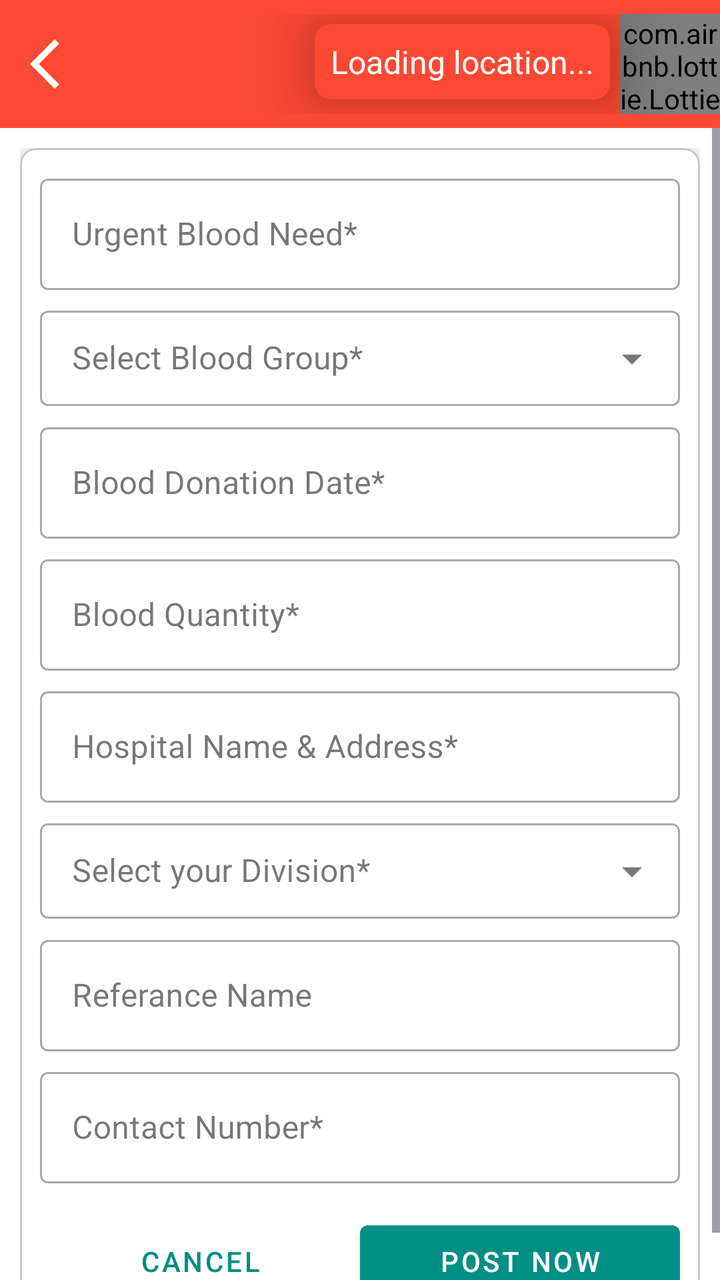
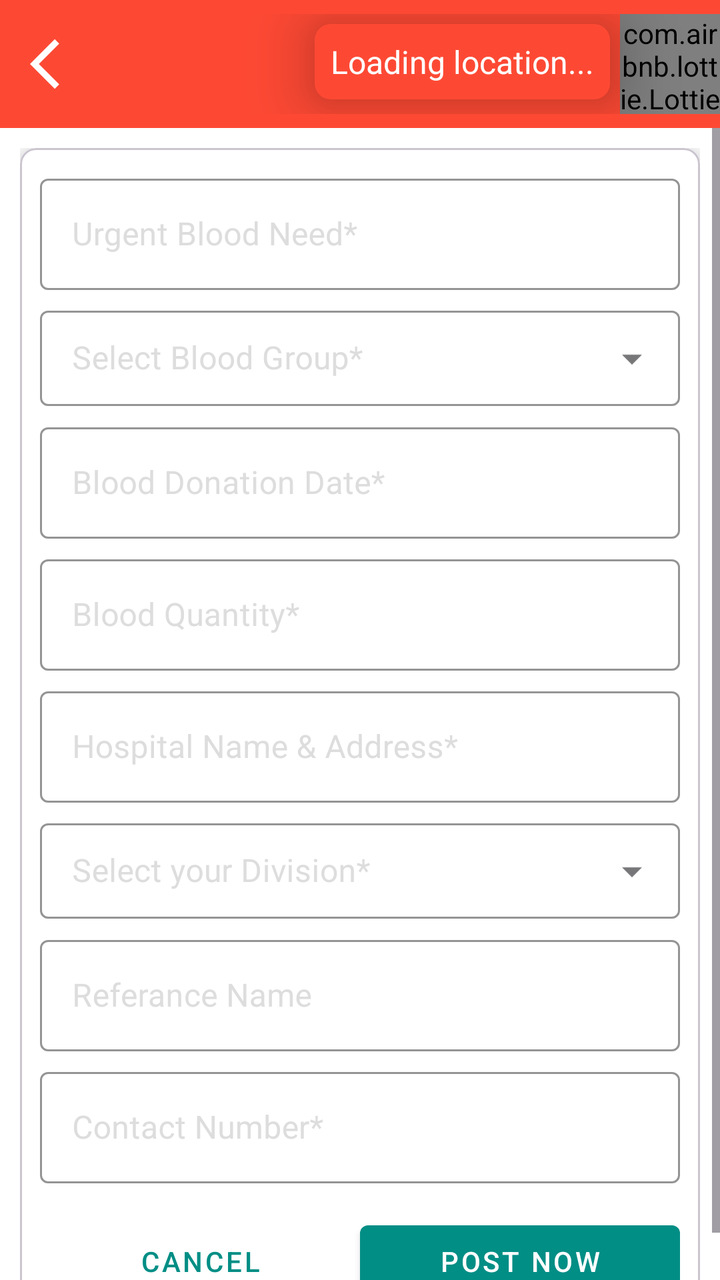

An Android layout rendered at two revisions. The XML below is the earlier revision; the diff shows what the commit changed to produce the second picture.
<!-- AndroidManifest.xml: application theme Theme.LifePluse -->
<!-- res/layout/activity_blood_need_post.xml -->
<?xml version="1.0" encoding="utf-8"?>
<RelativeLayout xmlns:android="http://schemas.android.com/apk/res/android"
    xmlns:app="http://schemas.android.com/apk/res-auto"
    xmlns:tools="http://schemas.android.com/tools"
    android:layout_width="match_parent"
    android:layout_height="match_parent"
    android:background="@color/white"
    tools:context=".activity.BloodNeed_Post">

    <LinearLayout
        android:id="@+id/locationtopLayout"
        style="@style/CustomCardViewStyle"
        android:layout_width="match_parent"
        android:layout_height="?attr/actionBarSize"
        android:layout_alignParentTop="true"
        android:background="@color/blood_splashbg"
        android:gravity="center"
        android:orientation="horizontal"
        android:weightSum="3">

        <ImageView
            android:id="@+id/button_back"
            android:layout_width="0dp"
            android:layout_height="30dp"
            android:layout_weight=".5"
            android:src="@drawable/baseline_arrow_back" />

        <LinearLayout
            android:id="@+id/locationLayout"
            android:layout_width="0dp"
            android:layout_height="wrap_content"
            android:layout_alignParentTop="true"
            android:layout_weight="2.5"
            android:gravity="right"
            android:orientation="horizontal">


            <TextView
                android:id="@+id/locationTextView"
                android:layout_width="wrap_content"
                android:layout_height="wrap_content"
                android:layout_marginStart="5dp"
                android:layout_marginTop="5dp"
                android:layout_marginEnd="5dp"
                android:layout_marginBottom="5dp"
                android:background="@drawable/location_background"
                android:elevation="20sp"
                android:gravity="center"
                android:padding="8dp"
                android:text="Loading location..."
                android:textColor="@android:color/white"
                android:textSize="16sp" />

            <com.airbnb.lottie.LottieAnimationView
                android:id="@+id/animationView"
                android:layout_width="50dp"
                android:layout_height="50dp"
                app:lottie_autoPlay="true"
                app:lottie_loop="true"
                app:lottie_rawRes="@raw/current_location" />
        </LinearLayout>


    </LinearLayout>


    <ScrollView
        android:layout_width="match_parent"
        android:layout_height="wrap_content"
        android:layout_below="@id/locationtopLayout">


        <LinearLayout
            android:layout_width="match_parent"
            android:layout_height="match_parent"
            android:layout_margin="10dp"
            android:orientation="vertical">

            
            <com.google.android.material.card.MaterialCardView
                android:layout_width="match_parent"
                android:layout_height="wrap_content"
                app:cardBackgroundColor="@color/white"
                app:cardCornerRadius="8dp"
                app:cardElevation="10dp">

                <LinearLayout
                    android:layout_width="match_parent"
                    android:layout_height="wrap_content"
                    android:orientation="vertical"
                    android:padding="10dp">

                    
                    <com.google.android.material.textfield.TextInputLayout
                        style="@style/Widget.MaterialComponents.TextInputLayout.OutlinedBox"
                        android:layout_width="match_parent"
                        android:layout_height="wrap_content"
                        android:layout_marginBottom="5dp"
                        android:hint="@string/title">

                        <com.google.android.material.textfield.TextInputEditText
                            android:id="@+id/bloodNeedTextInputLayout"
                            android:layout_width="match_parent"
                            android:layout_height="wrap_content"
                            android:inputType="text" />
                    </com.google.android.material.textfield.TextInputLayout>

                    <com.google.android.material.textfield.TextInputLayout
                        style="@style/Widget.MaterialComponents.TextInputLayout.OutlinedBox.Dense.ExposedDropdownMenu"
                        android:layout_width="match_parent"
                        android:layout_height="wrap_content"
                        android:layout_marginBottom="5dp"
                        android:hint="@string/bloodType">


                        <AutoCompleteTextView
                            android:id="@+id/selectbloodType"
                            android:layout_width="match_parent"
                            android:layout_height="wrap_content"
                            android:inputType="none">


                        </AutoCompleteTextView>


                    </com.google.android.material.textfield.TextInputLayout>


                    <com.google.android.material.textfield.TextInputLayout
                        style="@style/Widget.MaterialComponents.TextInputLayout.OutlinedBox"
                        android:layout_width="match_parent"
                        android:layout_height="wrap_content"
                        android:layout_marginBottom="5dp"
                        android:hint="@string/date">

                        <com.google.android.material.textfield.TextInputEditText
                            android:id="@+id/dateTextInputLayout"
                            android:layout_width="match_parent"
                            android:layout_height="wrap_content"
                            android:focusable="false"
                            android:inputType="date" />
                    </com.google.android.material.textfield.TextInputLayout>

                    
                    <com.google.android.material.textfield.TextInputLayout
                        style="@style/Widget.MaterialComponents.TextInputLayout.OutlinedBox"
                        android:layout_width="match_parent"
                        android:layout_height="wrap_content"
                        android:layout_marginBottom="5dp"
                        android:hint="@string/quantity">

                        <com.google.android.material.textfield.TextInputEditText
                            android:id="@+id/bloodqtyId"
                            android:layout_width="match_parent"
                            android:layout_height="wrap_content"
                            android:inputType="number" />
                    </com.google.android.material.textfield.TextInputLayout>

                    
                    <com.google.android.material.textfield.TextInputLayout
                        style="@style/Widget.MaterialComponents.TextInputLayout.OutlinedBox"
                        android:layout_width="match_parent"
                        android:layout_height="wrap_content"
                        android:layout_marginBottom="5dp"
                        android:hint="@string/hospitalname">

                        <com.google.android.material.textfield.TextInputEditText
                            android:id="@+id/hospitalNameId"
                            android:layout_width="match_parent"
                            android:layout_height="wrap_content"
                            android:inputType="text" />
                    </com.google.android.material.textfield.TextInputLayout>

                    <com.google.android.material.textfield.TextInputLayout
                        style="@style/Widget.MaterialComponents.TextInputLayout.OutlinedBox.Dense.ExposedDropdownMenu"
                        android:layout_width="match_parent"
                        android:layout_height="wrap_content"
                        android:layout_marginBottom="5dp"
                        android:hint="@string/division">


                        <AutoCompleteTextView
                            android:id="@+id/selectdivision"
                            android:layout_width="match_parent"
                            android:layout_height="wrap_content"
                            android:inputType="none">
                        </AutoCompleteTextView>


                    </com.google.android.material.textfield.TextInputLayout>

                    
                    <com.google.android.material.textfield.TextInputLayout
                        android:id="@+id/manualDivisionTextInputLayout"
                        style="@style/Widget.MaterialComponents.TextInputLayout.OutlinedBox"
                        android:layout_width="match_parent"
                        android:layout_height="wrap_content"
                        android:layout_marginBottom="5dp"
                        android:hint="@string/divisionManuall"
                        android:visibility="gone">

                        <com.google.android.material.textfield.TextInputEditText
                            android:id="@+id/manualDivisionEditText"
                            android:layout_width="match_parent"
                            android:layout_height="wrap_content"
                            android:inputType="text" />

                    </com.google.android.material.textfield.TextInputLayout>


                    
                    <com.google.android.material.textfield.TextInputLayout
                        style="@style/Widget.MaterialComponents.TextInputLayout.OutlinedBox"
                        android:layout_width="match_parent"
                        android:layout_height="wrap_content"
                        android:layout_marginBottom="5dp"
                        android:hint="@string/referance">

                        <com.google.android.material.textfield.TextInputEditText
                            android:id="@+id/referenceNameId"
                            android:layout_width="match_parent"
                            android:layout_height="wrap_content"
                            android:inputType="text" />
                    </com.google.android.material.textfield.TextInputLayout>

                    
                    <com.google.android.material.textfield.TextInputLayout
                        style="@style/Widget.MaterialComponents.TextInputLayout.OutlinedBox"
                        android:layout_width="match_parent"
                        android:layout_height="wrap_content"
                        android:layout_marginBottom="5dp"
                        android:hint="@string/contactnumber">

                        <com.google.android.material.textfield.TextInputEditText
                            android:id="@+id/contactId"
                            android:layout_width="match_parent"
                            android:layout_height="wrap_content"
                            android:inputType="number"
                            android:maxLength="11" />
                    </com.google.android.material.textfield.TextInputLayout>


                    <ProgressBar
                        android:id="@+id/progressBar"
                        android:layout_width="wrap_content"
                        android:layout_height="wrap_content"
                        android:layout_gravity="center"
                        android:visibility="gone" />


                    
                    <LinearLayout
                        android:layout_width="match_parent"
                        android:layout_height="wrap_content"
                        android:layout_marginTop="10dp"
                        android:orientation="horizontal">

                        <Button
                            android:id="@+id/cancelButton"
                            style="@style/Widget.MaterialComponents.Button.TextButton"
                            android:layout_width="0dp"
                            android:layout_height="wrap_content"
                            android:layout_weight="1"
                            android:text="@string/cancelBtn" />

                        <Button
                            android:id="@+id/postNowButton"
                            style="@style/Widget.MaterialComponents.Button"
                            android:layout_width="0dp"
                            android:layout_height="wrap_content"
                            android:layout_weight="1"
                            android:text="@string/postBtn"
                            android:textColor="@color/white" />
                    </LinearLayout>

                </LinearLayout>

            </com.google.android.material.card.MaterialCardView>
        </LinearLayout>
    </ScrollView>

</RelativeLayout>
<!-- resources referenced by this layout -->
<resources>
  <color name="blood_splashbg">#FD4934</color>
  <color name="white">#FFFFFFFF</color>
  <!-- drawable baseline_arrow_back (drawable) -->
  <vector android:autoMirrored="true" android:height="24dp"
      android:tint="#FFFFFF" android:viewportHeight="24"
      android:viewportWidth="24" android:width="24dp" xmlns:android="http://schemas.android.com/apk/res/android">
      <path android:fillColor="@android:color/white" android:pathData="M11.67,3.87L9.9,2.1 0,12l9.9,9.9 1.77,-1.77L3.54,12z"/>
  </vector>
  <!-- drawable location_background (drawable) -->
  <?xml version="1.0" encoding="utf-8"?>
  <shape xmlns:android="http://schemas.android.com/apk/res/android"
      android:shape="rectangle">
      <solid android:color="@color/blood_splashbg"/>
      <corners android:radius="8dp"/>
  </shape>
  <string name="bloodType">Select Blood Group*</string>
  <string name="cancelBtn">Cancel</string>
  <string name="contactnumber">Contact Number*</string>
  <string name="date">Blood Donation Date*</string>
  <string name="division">Select your Division*</string>
  <string name="divisionManuall">Enter Division Manually*</string>
  <string name="hospitalname">Hospital Name &amp; Address*</string>
  <string name="postBtn">Post Now</string>
  <string name="quantity">Blood Quantity*</string>
  <string name="referance">Referance Name</string>
  <string name="title">Urgent Blood Need*</string>
  <style name="CustomCardViewStyle" parent="@style/Widget.MaterialComponents.CardView">
  
          <item name="shapeAppearanceOverlay">@style/ShapeAppearanceOverlay_card_custome_corners
          </item>
  
      </style>
  <style name="Theme.LifePluse" parent="Base.Theme.LifePluse" />
  <style name="ShapeAppearanceOverlay_card_custome_corners" parent="">
  
          <item name="cornerFamily">rounded</item>
          <item name="cornerSizeTopRight">0dp</item>
          <item name="cornerSizeTopLeft">0dp</item>
          <item name="cornerSizeBottomRight">16dp</item>
          <item name="cornerSizeBottomLeft">16dp</item>
  
      </style>
  <style name="Base.Theme.LifePluse" parent="Theme.Material3.DayNight.NoActionBar">
          
  
          <item name="android:windowIsTranslucent">true</item>
  
          <item name="colorPrimary">@color/status_bar</item>
      </style>
  <color name="status_bar">#018E85</color>
</resources>

<!-- the commit's change to res/layout/activity_blood_need_post.xml (unified diff, before → after) -->
@@ -96,13 +96,16 @@
                         android:layout_width="match_parent"
                         android:layout_height="wrap_content"
                         android:layout_marginBottom="5dp"
-                        android:hint="@string/title">
+                        android:hint="@string/title"
+                        android:textColorHint="@color/simple_grey"
+                        app:boxStrokeColor="@color/black">
 
                         <com.google.android.material.textfield.TextInputEditText
                             android:id="@+id/bloodNeedTextInputLayout"
                             android:layout_width="match_parent"
                             android:layout_height="wrap_content"
-                            android:inputType="text" />
+                            android:inputType="text"
+                            android:textColor="@color/black" />
                     </com.google.android.material.textfield.TextInputLayout>
 
                     <com.google.android.material.textfield.TextInputLayout
@@ -110,14 +113,17 @@
                         android:layout_width="match_parent"
                         android:layout_height="wrap_content"
                         android:layout_marginBottom="5dp"
-                        android:hint="@string/bloodType">
+                        android:hint="@string/bloodType"
+                        android:textColorHint="@color/simple_grey"
+                        app:boxStrokeColor="@color/black">
 
 
                         <AutoCompleteTextView
                             android:id="@+id/selectbloodType"
                             android:layout_width="match_parent"
                             android:layout_height="wrap_content"
-                            android:inputType="none">
+                            android:inputType="none"
+                            >
 
 
                         </AutoCompleteTextView>
@@ -131,44 +137,53 @@
                         android:layout_width="match_parent"
                         android:layout_height="wrap_content"
                         android:layout_marginBottom="5dp"
-                        android:hint="@string/date">
+                        android:hint="@string/date"
+                        android:textColorHint="@color/simple_grey"
+                        app:boxStrokeColor="@color/black">
 
                         <com.google.android.material.textfield.TextInputEditText
                             android:id="@+id/dateTextInputLayout"
                             android:layout_width="match_parent"
                             android:layout_height="wrap_content"
                             android:focusable="false"
-                            android:inputType="date" />
-                    </com.google.android.material.textfield.TextInputLayout>
-
-                    
-                    <com.google.android.material.textfield.TextInputLayout
-                        style="@style/Widget.MaterialComponents.TextInputLayout.OutlinedBox"
-                        android:layout_width="match_parent"
-                        android:layout_height="wrap_content"
-                        android:layout_marginBottom="5dp"
-                        android:hint="@string/quantity">
+                            android:inputType="date"
+                            android:textColor="@color/black" />
+                    </com.google.android.material.textfield.TextInputLayout>
+
+                    
+                    <com.google.android.material.textfield.TextInputLayout
+                        style="@style/Widget.MaterialComponents.TextInputLayout.OutlinedBox"
+                        android:layout_width="match_parent"
+                        android:layout_height="wrap_content"
+                        android:layout_marginBottom="5dp"
+                        android:hint="@string/quantity"
+                        android:textColorHint="@color/simple_grey"
+                        app:boxStrokeColor="@color/black">
 
                         <com.google.android.material.textfield.TextInputEditText
                             android:id="@+id/bloodqtyId"
                             android:layout_width="match_parent"
                             android:layout_height="wrap_content"
-                            android:inputType="number" />
-                    </com.google.android.material.textfield.TextInputLayout>
-
-                    
-                    <com.google.android.material.textfield.TextInputLayout
-                        style="@style/Widget.MaterialComponents.TextInputLayout.OutlinedBox"
-                        android:layout_width="match_parent"
-                        android:layout_height="wrap_content"
-                        android:layout_marginBottom="5dp"
-                        android:hint="@string/hospitalname">
+                            android:inputType="number"
+                            android:textColor="@color/black" />
+                    </com.google.android.material.textfield.TextInputLayout>
+
+                    
+                    <com.google.android.material.textfield.TextInputLayout
+                        style="@style/Widget.MaterialComponents.TextInputLayout.OutlinedBox"
+                        android:layout_width="match_parent"
+                        android:layout_height="wrap_content"
+                        android:layout_marginBottom="5dp"
+                        android:hint="@string/hospitalname"
+                        android:textColorHint="@color/simple_grey"
+                        app:boxStrokeColor="@color/black">
 
                         <com.google.android.material.textfield.TextInputEditText
                             android:id="@+id/hospitalNameId"
                             android:layout_width="match_parent"
                             android:layout_height="wrap_content"
-                            android:inputType="text" />
+                            android:inputType="text"
+                            android:textColor="@color/black" />
                     </com.google.android.material.textfield.TextInputLayout>
 
                     <com.google.android.material.textfield.TextInputLayout
@@ -176,15 +191,17 @@
                         android:layout_width="match_parent"
                         android:layout_height="wrap_content"
                         android:layout_marginBottom="5dp"
-                        android:hint="@string/division">
+                        android:hint="@string/division"
+                        android:textColorHint="@color/simple_grey"
+                        app:boxStrokeColor="@color/black">
 
 
                         <AutoCompleteTextView
                             android:id="@+id/selectdivision"
                             android:layout_width="match_parent"
                             android:layout_height="wrap_content"
-                            android:inputType="none">
-                        </AutoCompleteTextView>
+                            android:inputType="none"
+                            android:textColor="@color/black"></AutoCompleteTextView>
 
 
                     </com.google.android.material.textfield.TextInputLayout>
@@ -197,46 +214,55 @@
                         android:layout_height="wrap_content"
                         android:layout_marginBottom="5dp"
                         android:hint="@string/divisionManuall"
-                        android:visibility="gone">
+                        android:textColorHint="@color/simple_grey"
+                        android:visibility="gone"
+                        app:boxStrokeColor="@color/black">
 
                         <com.google.android.material.textfield.TextInputEditText
                             android:id="@+id/manualDivisionEditText"
                             android:layout_width="match_parent"
                             android:layout_height="wrap_content"
-                            android:inputType="text" />
-
-                    </com.google.android.material.textfield.TextInputLayout>
-
-
-                    
-                    <com.google.android.material.textfield.TextInputLayout
-                        style="@style/Widget.MaterialComponents.TextInputLayout.OutlinedBox"
-                        android:layout_width="match_parent"
-                        android:layout_height="wrap_content"
-                        android:layout_marginBottom="5dp"
-                        android:hint="@string/referance">
+                            android:inputType="text"
+                            android:textColor="@color/black" />
+
+                    </com.google.android.material.textfield.TextInputLayout>
+
+
+                    
+                    <com.google.android.material.textfield.TextInputLayout
+                        style="@style/Widget.MaterialComponents.TextInputLayout.OutlinedBox"
+                        android:layout_width="match_parent"
+                        android:layout_height="wrap_content"
+                        android:layout_marginBottom="5dp"
+                        android:hint="@string/referance"
+                        android:textColorHint="@color/simple_grey"
+                        app:boxStrokeColor="@color/black">
 
                         <com.google.android.material.textfield.TextInputEditText
                             android:id="@+id/referenceNameId"
                             android:layout_width="match_parent"
                             android:layout_height="wrap_content"
-                            android:inputType="text" />
-                    </com.google.android.material.textfield.TextInputLayout>
-
-                    
-                    <com.google.android.material.textfield.TextInputLayout
-                        style="@style/Widget.MaterialComponents.TextInputLayout.OutlinedBox"
-                        android:layout_width="match_parent"
-                        android:layout_height="wrap_content"
-                        android:layout_marginBottom="5dp"
-                        android:hint="@string/contactnumber">
+                            android:inputType="text"
+                            android:textColor="@color/black" />
+                    </com.google.android.material.textfield.TextInputLayout>
+
+                    
+                    <com.google.android.material.textfield.TextInputLayout
+                        style="@style/Widget.MaterialComponents.TextInputLayout.OutlinedBox"
+                        android:layout_width="match_parent"
+                        android:layout_height="wrap_content"
+                        android:layout_marginBottom="5dp"
+                        android:hint="@string/contactnumber"
+                        android:textColorHint="@color/simple_grey"
+                        app:boxStrokeColor="@color/black">
 
                         <com.google.android.material.textfield.TextInputEditText
                             android:id="@+id/contactId"
                             android:layout_width="match_parent"
                             android:layout_height="wrap_content"
                             android:inputType="number"
-                            android:maxLength="11" />
+                            android:maxLength="11"
+                            android:textColor="@color/black" />
                     </com.google.android.material.textfield.TextInputLayout>
 
 
<!-- resource entries referenced after the edit -->
@@ -1,6 +1,8 @@
 <!-- resources referenced by this layout -->
 <resources>
+  <color name="black">#FF000000</color>
   <color name="blood_splashbg">#FD4934</color>
+  <color name="simple_grey">#DDDDDD</color>
   <color name="white">#FFFFFFFF</color>
   <!-- drawable baseline_arrow_back (drawable) -->
   <vector android:autoMirrored="true" android:height="24dp"
